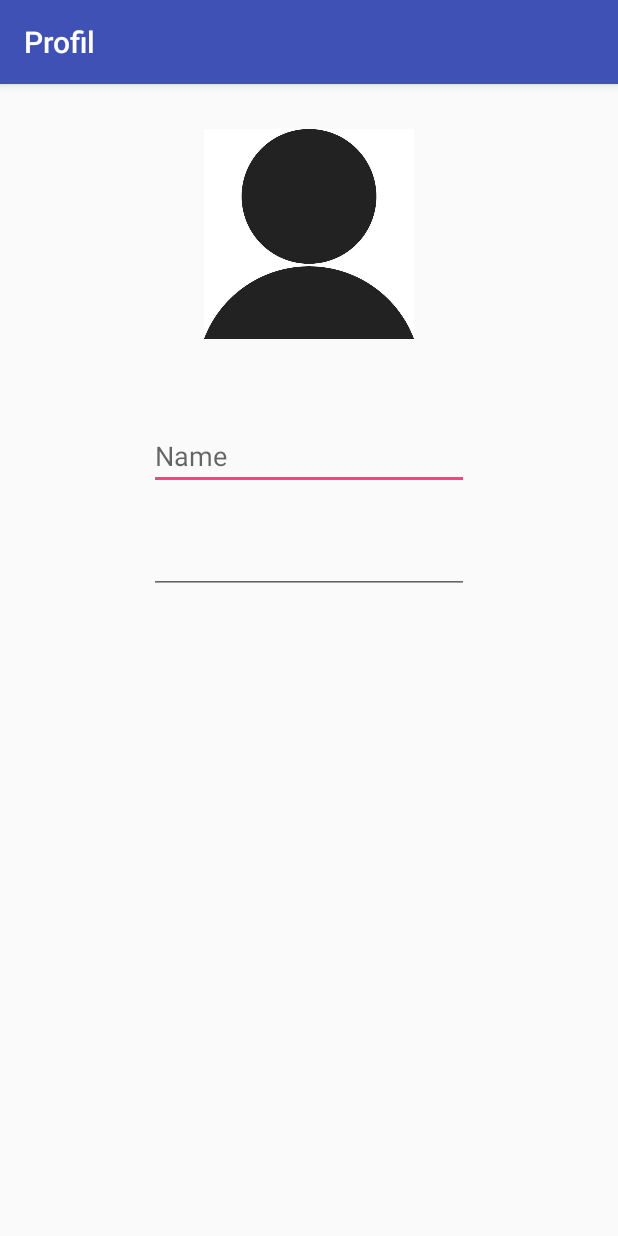
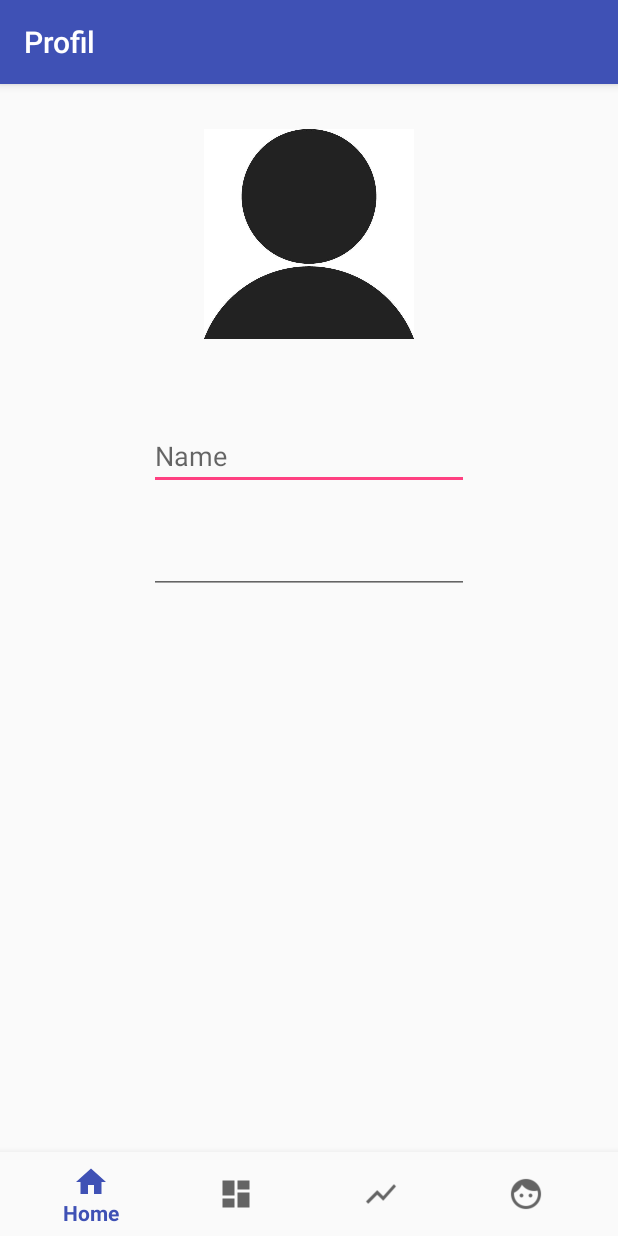
Before and after one commit to MichaelHochstrasser/TooSweetProject, an Android app: the ProfilActivity screen opened directly, with no data from a screen before it, on a phone screen of 412 x 824 dp. Run offline under Robolectric (Android 15) with nearby library versions, the light colour scheme and no system bars.

Commit message:
navigation

```diff
--- a/app/src/main/res/layout/profil.xml
+++ b/app/src/main/res/layout/profil.xml
@@ -1,4 +1,12 @@
 <?xml version="1.0" encoding="utf-8"?>
+<android.support.constraint.ConstraintLayout
+    xmlns:android="http://schemas.android.com/apk/res/android"
+    xmlns:app="http://schemas.android.com/apk/res-auto"
+    xmlns:tools="http://schemas.android.com/tools"
+    android:id="@+id/container"
+    android:layout_width="match_parent"
+    android:layout_height="match_parent"
+    tools:context="com.example.michaelh.toosweetproject.ProfilActivity">
 <RelativeLayout xmlns:android="http://schemas.android.com/apk/res/android"
     xmlns:app="http://schemas.android.com/apk/res-auto"
     android:layout_width="match_parent" android:layout_height="match_parent">
@@ -33,3 +41,16 @@
         android:ems="10"
         android:inputType="textEmailAddress" />
 </RelativeLayout>
+    <android.support.design.widget.BottomNavigationView
+        android:id="@+id/navigation"
+        android:layout_width="0dp"
+        android:layout_height="wrap_content"
+        android:layout_marginEnd="0dp"
+        android:layout_marginStart="0dp"
+        android:background="?android:attr/windowBackground"
+        app:layout_constraintBottom_toBottomOf="parent"
+        app:layout_constraintLeft_toLeftOf="parent"
+        app:layout_constraintRight_toRightOf="parent"
+        app:menu="@menu/navigation" />
+
+</android.support.constraint.ConstraintLayout>
```
